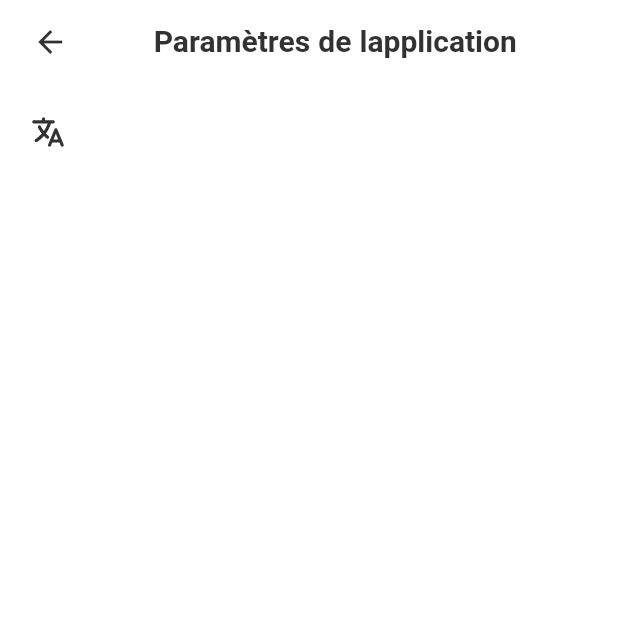
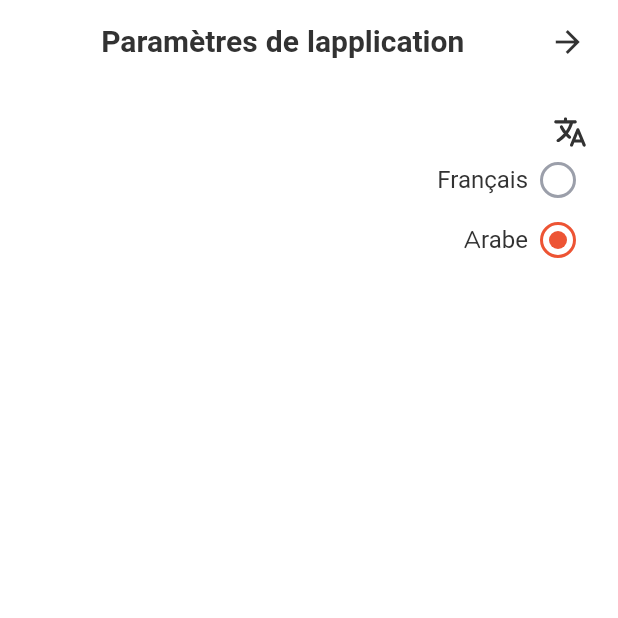
Before and after one commit to mavrinpn/Navigi-App, a Flutter app: the SettingsScreen screen opened by its route, on a phone screen of 412 x 824 dp, the top half of it. Run offline on Flutter 3.47's test engine with Material 2 defaults, Android fonts, the phone set to English and light mode, and no system bars; our stand-ins replace appwrite, bloc, cached_network_image, dio, flutter_bloc, flutter_image_compress and 13 more; missing offline and left inert: loading_animations; accounts and stored records are empty; generated files the repository leaves out were written again; network calls fail; Roboto replaces fonts that are missing (SF Pro Display); statements that could not run were skipped.

Commit message:
add setLocalization in settings

```diff
--- a/lib/feature/settings/ui/settings_screen.dart
+++ b/lib/feature/settings/ui/settings_screen.dart
@@ -1,10 +1,12 @@
-import 'dart:ui';
-
 import 'package:flutter/material.dart';
 import 'package:flutter_svg/flutter_svg.dart';
+import 'package:smart/main.dart';
 
+import '../../../models/custom_locate.dart';
 import '../../../utils/colors.dart';
 import '../../../utils/fonts.dart';
+import '../../../widgets/singleCheckBox/CustomSinglCheckBox.dart';
+import 'package:flutter_gen/gen_l10n/app_localizations.dart';
 
 class SettingsScreen extends StatefulWidget {
   const SettingsScreen({super.key});
@@ -13,9 +15,21 @@ class SettingsScreen extends StatefulWidget {
   State<SettingsScreen> createState() => _SettingsScreenState();
 }
 
+List<CustomLocate> listLocates = [
+  CustomLocate.fr(),
+  CustomLocate.ar(),
+];
+
 class _SettingsScreenState extends State<SettingsScreen> {
+  CustomLocate? customLocate;
+
   @override
   Widget build(BuildContext context) {
+    customLocate = CustomLocate(
+        shortName: AppLocalizations.of(context)!.localeName,
+        name: AppLocalizations.of(context)!.localeName == 'ar'
+            ? CustomLocate.ar().name
+            : CustomLocate.fr().name);
     return Scaffold(
       appBar: AppBar(
         automaticallyImplyLeading: false,
@@ -58,8 +72,18 @@ class _SettingsScreenState extends State<SettingsScreen> {
       body: Padding(
         padding: const EdgeInsets.all(20.0),
         child: Column(
+          crossAxisAlignment: CrossAxisAlignment.start,
           children: [
             SvgPicture.asset('Assets/icons/language.svg'),
+            CustomSingleCheckBoxes(
+              parameters: listLocates,
+              onChange: (CustomLocate? a) {
+                MyApp.setLocate(context, Locale(a!.shortName));
+                customLocate = a;
+                setState(() {});
+              },
+              currentVariable: customLocate!,
+            ),
           ],
         ),
       ),
--- a/lib/main.dart
+++ b/lib/main.dart
@@ -12,7 +12,6 @@ import 'package:smart/feature/auth/ui/register_screen.dart';
 import 'package:smart/services/services.dart';
 import 'package:smart/utils/colors.dart';
 import 'package:smart/widgets/splash.dart';
-import 'package:flutter_localizations/flutter_localizations.dart';
 import 'package:flutter_gen/gen_l10n/app_localizations.dart';
 
 import 'bloc/app/app_cubit.dart';
@@ -68,7 +67,7 @@ class _MyAppState extends State<MyApp> {
       DeviceOrientation.portraitDown,
     ]);
 
-    setLocale(Locale('fr'));
+    setLocale(Locale('ar'));
   }
 
   @override
--- /dev/null
+++ b/lib/models/custom_locate.dart
@@ -0,0 +1,11 @@
+class CustomLocate {
+  final String name;
+  final String shortName;
+
+  CustomLocate({required this.name, required this.shortName});
+
+  CustomLocate.fr(): name = 'Français', shortName = 'fr';
+
+  CustomLocate.ar(): name = 'Arabe', shortName = 'ar';
+
+}
--- /dev/null
+++ b/lib/widgets/singleCheckBox/CustomSinglCheckBox.dart
@@ -0,0 +1,45 @@
+import 'package:flutter/material.dart';
+import 'package:smart/models/custom_locate.dart';
+import 'package:smart/utils/fonts.dart';
+import 'package:smart/widgets/checkBox/custom_check_box.dart';
+
+class CustomSingleCheckBoxes extends StatefulWidget {
+  const CustomSingleCheckBoxes(
+      {super.key,
+      required this.parameters,
+      required this.onChange,
+      required this.currentVariable});
+
+  final Function(CustomLocate?) onChange;
+  final List<CustomLocate> parameters;
+  final CustomLocate currentVariable;
+
+  @override
+  State<CustomSingleCheckBoxes> createState() => _CustomSingleCheckBoxesState();
+}
+
+class _CustomSingleCheckBoxesState extends State<CustomSingleCheckBoxes> {
+  @override
+  Widget build(BuildContext context) {
+    return Column(
+      children: widget.parameters
+          .map((e) => Row(
+                children: [
+                  CustomCheckBox(
+                      isActive: e.shortName == widget.currentVariable.shortName,
+                      onChanged: () {
+                        widget.onChange(e);
+                        print(e.name);
+                      }),
+                  Text(
+                    e.name,
+                    maxLines: 1,
+                    overflow: TextOverflow.clip,
+                    style: AppTypography.font14black.copyWith(fontSize: 16),
+                  ),
+                ],
+              ))
+          .toList(),
+    );
+  }
+}
```
Also changed, not shown: pubspec.lock, 1 other file.
